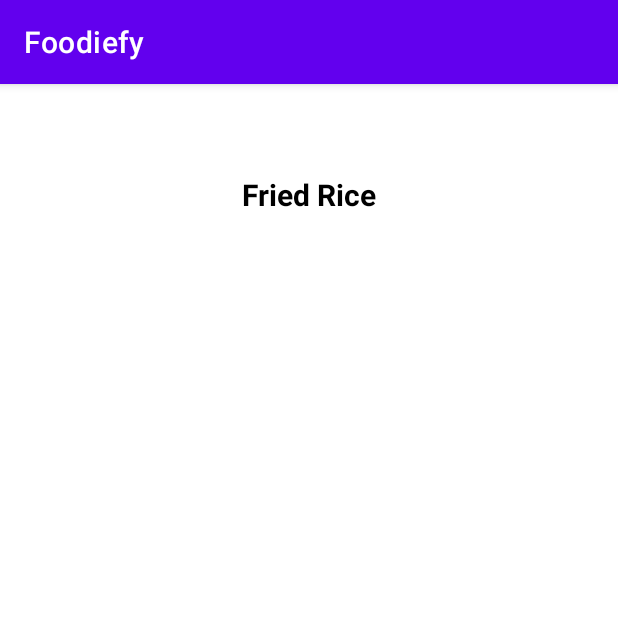
After one commit to Someonelse2309/CapstoneProject-Foodiefy, an Android app: the DetailFoodActivity screen opened directly, with no data from a screen before it, on a phone screen of 412 x 824 dp, the top half of it. The commit adds this screen. Run offline under Robolectric (Android 15) with nearby library versions, the phone set to English and light mode, and no system bars; libraries missing offline, so code that uses them is left out: androidx.camera.core, androidx.camera.lifecycle; 3 statements that could not run were skipped.

Commit message:
ui detail scan food

```diff
--- a/Mobile Development/app/src/main/AndroidManifest.xml
+++ b/Mobile Development/app/src/main/AndroidManifest.xml
@@ -17,6 +17,9 @@
         android:theme="@style/Theme.Foodiefy"
         tools:targetApi="31">
         <activity
+            android:name=".ui.scan.scanFood.DetailFoodActivity"
+            android:exported="false" />
+        <activity
             android:name=".ui.scan.scanIngredient.ScanIngredientsActivity"
             android:exported="false" />
         <activity
--- /dev/null
+++ b/Mobile Development/app/src/main/java/com/example/foodiefy/ui/scan/scanFood/DetailFoodActivity.kt
@@ -0,0 +1,47 @@
+package com.example.foodiefy.ui.scan.scanFood
+
+import android.net.Uri
+import android.os.Bundle
+import androidx.activity.enableEdgeToEdge
+import androidx.appcompat.app.AppCompatActivity
+import androidx.core.view.ViewCompat
+import androidx.core.view.WindowInsetsCompat
+import com.example.foodiefy.R
+import com.example.foodiefy.databinding.ActivityDetailFoodBinding
+
+class DetailFoodActivity : AppCompatActivity() {
+    private lateinit var binding: ActivityDetailFoodBinding
+
+    override fun onCreate(savedInstanceState: Bundle?) {
+        super.onCreate(savedInstanceState)
+        binding = ActivityDetailFoodBinding.inflate(layoutInflater)
+        setContentView(binding.root)
+
+        // Get the image URI passed from ScanFoodActivity
+        val imageUri = intent.getStringExtra("imageUri")
+
+        // Display the captured image
+        if (imageUri != null) {
+            binding.resultFoodImage.setImageURI(Uri.parse(imageUri))
+        }
+
+        // You can now process the image and display food-related information
+        displayNutritionalInfo()
+    }
+
+    private fun displayNutritionalInfo() {
+        // Assuming you fetched the recognized food and its nutritional information
+        val foodName = "Fried Rice"
+        val calories = 50
+        val carbs = 33
+        val protein = 4
+        val fats = 10
+
+        // Update UI with the food info
+        binding.foodName.text = foodName
+//        binding.calories.text = "Calories: $calories"
+//        binding.carbs.text = "Carbs: $carbs g"
+//        binding.protein.text = "Protein: $protein g"
+//        binding.fats.text = "Fats: $fats g"
+    }
+}
--- a/Mobile Development/app/src/main/java/com/example/foodiefy/ui/scan/scanFood/ScanFoodActivity.kt
+++ b/Mobile Development/app/src/main/java/com/example/foodiefy/ui/scan/scanFood/ScanFoodActivity.kt
@@ -5,9 +5,12 @@ import androidx.appcompat.app.AppCompatActivity
 import androidx.core.content.ContextCompat
 import com.example.foodiefy.databinding.ActivityScanFoodBinding
 import android.Manifest
+import android.content.Intent
 import android.content.pm.PackageManager
 import android.os.Build
 import android.os.Bundle
+import android.os.Handler
+import android.os.Looper
 import android.util.Log
 import android.view.OrientationEventListener
 import android.view.Surface
@@ -17,20 +20,33 @@ import android.widget.Toast
 import androidx.activity.result.contract.ActivityResultContracts
 import androidx.camera.core.CameraSelector
 import androidx.camera.core.ImageCapture
+import androidx.camera.core.ImageCaptureException
 import androidx.camera.core.Preview
 import androidx.camera.lifecycle.ProcessCameraProvider
+import com.example.foodiefy.R
 import com.example.foodiefy.databinding.ActivityMainBinding
+import java.io.File
+import java.text.SimpleDateFormat
+import java.util.Locale
 
 class ScanFoodActivity : AppCompatActivity() {
     private lateinit var binding: ActivityScanFoodBinding
     private var cameraSelector: CameraSelector = CameraSelector.DEFAULT_BACK_CAMERA
     private var imageCapture: ImageCapture? = null
 
+    // Define the directory where images will be saved
+    private lateinit var outputDirectory: File
+
+    private var isImageCaptured = false // Track if an image has already been captured
+
     override fun onCreate(savedInstanceState: Bundle?) {
         super.onCreate(savedInstanceState)
 
         binding = ActivityScanFoodBinding.inflate(layoutInflater)
         setContentView(binding.root)
+
+        // Initialize output directory
+        outputDirectory = getOutputDirectory()
 
         binding.switchCamera.setOnClickListener {
             cameraSelector =
@@ -44,6 +60,14 @@ class ScanFoodActivity : AppCompatActivity() {
         super.onResume()
         hideSystemUI()
         startCamera()
+
+        // Automatically capture image after a short delay (for example, 3 seconds)
+        Handler(Looper.getMainLooper()).postDelayed({
+            if (!isImageCaptured) {
+                captureImage()
+                isImageCaptured = true // Ensure we don't capture multiple images
+            }
+        }, 3000)
     }
 
     private fun startCamera() {
@@ -57,12 +81,16 @@ class ScanFoodActivity : AppCompatActivity() {
                     it.setSurfaceProvider(binding.viewFinder.surfaceProvider)
                 }
 
+            // Initialize imageCapture for taking photos
+            imageCapture = ImageCapture.Builder().build()
+
             try {
                 cameraProvider.unbindAll()
                 cameraProvider.bindToLifecycle(
                     this,
                     cameraSelector,
-                    preview
+                    preview,
+                    imageCapture
                 )
             } catch (exc: Exception) {
                 Toast.makeText(
@@ -107,6 +135,48 @@ class ScanFoodActivity : AppCompatActivity() {
         }
     }
 
+    private fun captureImage() {
+        val imageCapture = imageCapture ?: return
+
+        val photoFile = File(
+            outputDirectory,
+            SimpleDateFormat(
+                FILENAME_FORMAT, Locale.US
+            ).format(System.currentTimeMillis()) + ".jpg"
+        )
+
+        val outputOptions = ImageCapture.OutputFileOptions.Builder(photoFile).build()
+
+        imageCapture.takePicture(
+            outputOptions, ContextCompat.getMainExecutor(this),
+            object : ImageCapture.OnImageSavedCallback {
+                override fun onError(exc: ImageCaptureException) {
+                    Log.e(TAG, "Photo capture failed: ${exc.message}", exc)
+                }
+
+                override fun onImageSaved(output: ImageCapture.OutputFileResults) {
+                    val savedUri = Uri.fromFile(photoFile)
+                    Log.d(TAG, "Photo capture succeeded: $savedUri")
+
+                    // Pass the captured image URI to a new activity
+                    val intent = Intent(this@ScanFoodActivity, DetailFoodActivity::class.java)
+                    intent.putExtra("imageUri", savedUri.toString())
+                    startActivity(intent)
+                }
+            }
+        )
+    }
+
+    // Get the directory where files will be saved
+    private fun getOutputDirectory(): File {
+        val mediaDir = externalMediaDirs.firstOrNull()?.let {
+            File(it, resources.getString(R.string.app_name)).apply { mkdirs() }
+        }
+        return if (mediaDir != null && mediaDir.exists())
+            mediaDir else filesDir
+    }
+
+
     override fun onStart() {
         super.onStart()
         orientationEventListener.enable()
@@ -119,5 +189,6 @@ class ScanFoodActivity : AppCompatActivity() {
 
     companion object {
         private const val TAG = "CameraActivity"
+        private const val FILENAME_FORMAT = "yyyy-MM-dd-HH-mm-ss-SSS"
     }
 }
--- /dev/null
+++ b/Mobile Development/app/src/main/res/layout/activity_detail_food.xml
@@ -0,0 +1,33 @@
+<?xml version="1.0" encoding="utf-8"?>
+<androidx.constraintlayout.widget.ConstraintLayout xmlns:android="http://schemas.android.com/apk/res/android"
+    xmlns:app="http://schemas.android.com/apk/res-auto"
+    xmlns:tools="http://schemas.android.com/tools"
+    android:id="@+id/main"
+    android:layout_width="match_parent"
+    android:layout_height="match_parent"
+    tools:context=".ui.scan.scanFood.DetailFoodActivity">
+
+    <ImageView
+        android:id="@+id/result_food_image"
+        android:layout_width="wrap_content"
+        android:layout_height="wrap_content"
+        android:layout_marginTop="50dp"
+        app:layout_constraintEnd_toEndOf="parent"
+        app:layout_constraintStart_toStartOf="parent"
+        app:layout_constraintTop_toTopOf="parent"
+        tools:srcCompat="@tools:sample/avatars" />
+
+    <TextView
+        android:id="@+id/foodName"
+        android:layout_width="wrap_content"
+        android:layout_height="wrap_content"
+        android:layout_marginTop="10dp"
+        android:text="FRIED RICE"
+        android:textSize="20dp"
+        android:textColor="@color/black"
+        android:textStyle="bold"
+        app:layout_constraintEnd_toEndOf="parent"
+        app:layout_constraintStart_toStartOf="parent"
+        app:layout_constraintTop_toBottomOf="@+id/result_food_image" />
+
+</androidx.constraintlayout.widget.ConstraintLayout>
--- a/Mobile Development/gradle/libs.versions.toml
+++ b/Mobile Development/gradle/libs.versions.toml
@@ -16,6 +16,7 @@ legacySupportV4 = "1.0.0"
 fragmentKtx = "1.8.5"
 activity = "1.9.3"
 cameraxVersion = "1.2.3"
+kotlinGradlePlugin = "1.9.10"
 
 [libraries]
 androidx-core-ktx = { group = "androidx.core", name = "core-ktx", version.ref = "coreKtx" }
@@ -35,6 +36,7 @@ androidx-activity = { group = "androidx.activity", name = "activity", version.re
 androidx-camera-camera2 = { module = "androidx.camera:camera-camera2", version.ref = "cameraxVersion" }
 camera-lifecycle = { module = "androidx.camera:camera-lifecycle", version.ref = "cameraxVersion" }
 camera-view = { module = "androidx.camera:camera-view", version.ref = "cameraxVersion" }
+kotlin-gradle-plugin = { group = "org.jetbrains.kotlin", name = "kotlin-gradle-plugin", version.ref = "kotlinGradlePlugin" }
 
 [plugins]
 android-application = { id = "com.android.application", version.ref = "agp" }
```
